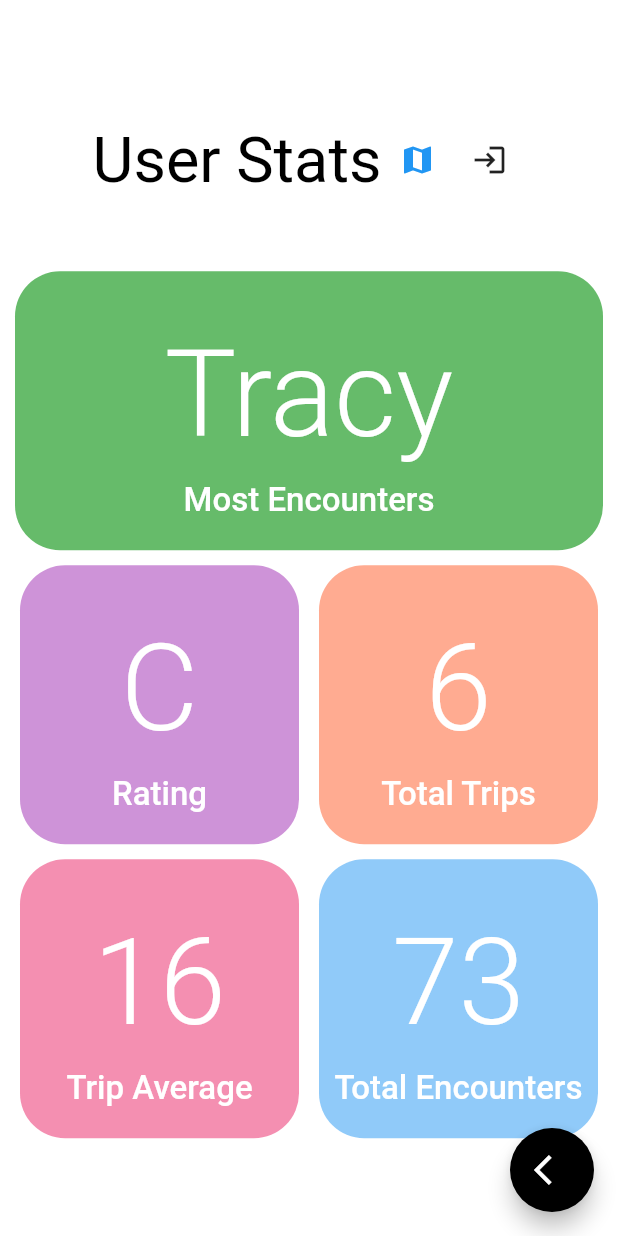
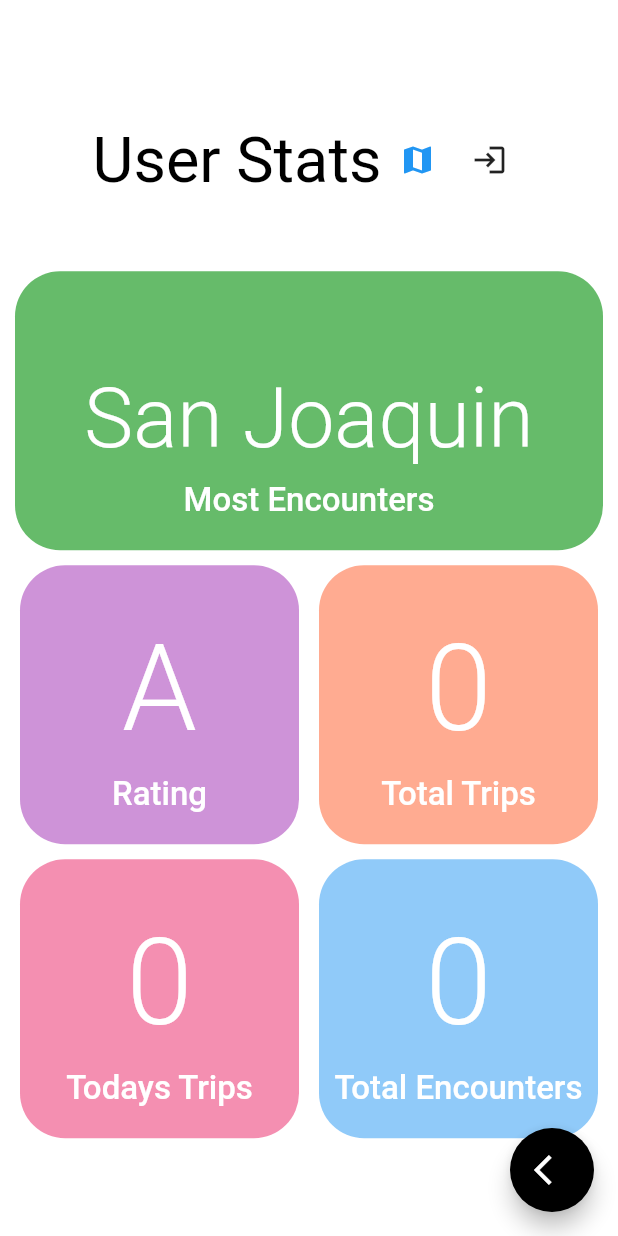
Before and after one commit to HollandPleskac/Covid-Smart-App, a Flutter app: the UserStats screen opened directly, on a phone screen of 412 x 824 dp. Run offline on Flutter 3.47's test engine with Material 2 defaults, Android fonts, the phone set to English and light mode, and no system bars; our stand-ins replace cloud_firestore, firebase_auth, firebase_core, flutter_blue, geolocator, google_maps_flutter and 2 more; missing offline and left inert: geocoder; accounts and stored records are empty.

Commit message:
dynamic data

```diff
--- a/lib/logic/fire.dart
+++ b/lib/logic/fire.dart
@@ -53,6 +53,8 @@ class Fire {
       'trip id':tripId,
       'street': 'street name',
     });
+
+    await _firestore.collection("Trips").doc(tripId).update({"encounters":FieldValue.increment(1)});
   }
 
   Stream<List<Encounter>> streamEncounters(String tripId) {
--- a/lib/screens/tripdata.dart
+++ b/lib/screens/tripdata.dart
@@ -142,10 +142,11 @@ class _TripDataState extends State<TripData> {
                       child: Column(
                         mainAxisAlignment: MainAxisAlignment.end,
                         children: [
-                          Text("Tracy",
+                          Text("San Joaquin",
+                          overflow: TextOverflow.fade,
                               style: TextStyle(
                                   color: Colors.white,
-                                  fontSize: 80,
+                                  fontSize: 55,
                                   fontWeight: FontWeight.w300)),
                           Padding(
                             padding: const EdgeInsets.only(top: 10),
@@ -275,7 +276,7 @@ class _TripDataState extends State<TripData> {
                                     }
                                     else {
                                       return Text(
-                                        "D",
+                                        "A",
                                         style: TextStyle(
                                             color: Colors.white,
                                             fontSize: 80,
--- a/lib/screens/userstats.dart
+++ b/lib/screens/userstats.dart
@@ -1,10 +1,14 @@
 import 'package:covid_smart_app/screens/signin.dart';
+import 'package:cloud_firestore/cloud_firestore.dart';
+import 'package:firebase_auth/firebase_auth.dart';
 import 'package:flutter/material.dart';
 import './all_map.dart';
 import '../logic/auth.dart';
 
 import 'package:covid_smart_app/screens/map.dart';
 
+final FirebaseFirestore _firestore = FirebaseFirestore.instance;
+final FirebaseAuth _firebaseAuth = FirebaseAuth.instance;
 final _auth = Auth();
 
 class UserStats extends StatefulWidget {
@@ -52,7 +56,8 @@ class _UserStatsState extends State<UserStats> {
                   icon: Icon(Icons.login),
                   onPressed: () {
                     _auth.signOut();
-                    Navigator.push(context, MaterialPageRoute(builder: (context) => SignIn()));
+                    Navigator.push(context,
+                        MaterialPageRoute(builder: (context) => SignIn()));
                   }),
             ],
           ),
@@ -73,10 +78,11 @@ class _UserStatsState extends State<UserStats> {
                       child: Column(
                         mainAxisAlignment: MainAxisAlignment.end,
                         children: [
-                          Text("Tracy",
+                          Text("San Joaquin",
+                              overflow: TextOverflow.fade,
                               style: TextStyle(
                                   color: Colors.white,
-                                  fontSize: 80,
+                                  fontSize: 55,
                                   fontWeight: FontWeight.w300)),
                           Padding(
                             padding: const EdgeInsets.only(top: 10),
@@ -111,7 +117,7 @@ class _UserStatsState extends State<UserStats> {
                       child: Column(
                         mainAxisAlignment: MainAxisAlignment.end,
                         children: [
-                          Text("C",
+                          Text("A",
                               style: TextStyle(
                                   color: Colors.white,
                                   fontSize: 80,
@@ -141,18 +147,35 @@ class _UserStatsState extends State<UserStats> {
                       child: Column(
                         mainAxisAlignment: MainAxisAlignment.end,
                         children: [
-                          Text("6",
+                          StreamBuilder(
+                            stream: _firestore
+                                .collection('Trips')
+                                .where('email',
+                                    isEqualTo: _firebaseAuth.currentUser.email)
+                                .snapshots(),
+                            builder: (context, snapshot) {
+                              if (snapshot.connectionState ==
+                                  ConnectionState.waiting) {
+                                return Container();
+                              }
+                              return Text(
+                                snapshot.data.docs.length.toString(),
                                 style: TextStyle(
                                     color: Colors.white,
                                     fontSize: 80,
-                                  fontWeight: FontWeight.w300)),
+                                    fontWeight: FontWeight.w300),
+                              );
+                            },
+                          ),
                           Padding(
                             padding: const EdgeInsets.only(top: 10),
-                            child: Text("Total Trips",
+                            child: Text(
+                              "Total Trips",
                               style: TextStyle(
                                   color: Colors.white,
                                   fontSize: 22,
-                                    fontWeight: FontWeight.w500)),
+                                  fontWeight: FontWeight.w500),
+                            ),
                           ),
                         ],
                       ),
@@ -179,14 +202,27 @@ class _UserStatsState extends State<UserStats> {
                       child: Column(
                         mainAxisAlignment: MainAxisAlignment.end,
                         children: [
-                          Text("16",
+                          StreamBuilder(
+                            stream: _firestore
+                                .collection('Trips')
+                                .where('email',
+                                    isEqualTo: _firebaseAuth.currentUser.email)
+                                .snapshots(),
+                            builder: (context, snapshot) {
+                              if (snapshot.connectionState ==
+                                  ConnectionState.waiting) {
+                                return Container();
+                              }
+                              return Text(snapshot.data.docs.length.toString(),
                                   style: TextStyle(
                                       color: Colors.white,
                                       fontSize: 80,
-                                  fontWeight: FontWeight.w300)),
+                                      fontWeight: FontWeight.w300));
+                            },
+                          ),
                           Padding(
                             padding: const EdgeInsets.only(top: 10),
-                            child: Text("Trip Average",
+                            child: Text("Todays Trips",
                                 style: TextStyle(
                                     color: Colors.white,
                                     fontSize: 22,
@@ -209,11 +245,25 @@ class _UserStatsState extends State<UserStats> {
                       child: Column(
                         mainAxisAlignment: MainAxisAlignment.end,
                         children: [
-                          Text("73",
+                          StreamBuilder(
+                            stream: _firestore
+                                .collection('Logs')
+                                .where('email',
+                                    isEqualTo: _firebaseAuth.currentUser.email)
+                                .snapshots(),
+                            builder: (context, snapshot) {
+                              if (snapshot.connectionState == ConnectionState.waiting) {
+                                return Container();
+                              }
+                              return Text(
+                                snapshot.data.docs.length.toString(),
                                 style: TextStyle(
                                     color: Colors.white,
                                     fontSize: 80,
-                                  fontWeight: FontWeight.w300)),
+                                    fontWeight: FontWeight.w300),
+                              );
+                            },
+                          ),
                           Padding(
                             padding: const EdgeInsets.only(top: 10),
                             child: Text("Total Encounters",
@@ -239,11 +289,13 @@ class _UserStatsState extends State<UserStats> {
         onPressed: () {
           Navigator.push(
             context,
-                              MaterialPageRoute(
-                                  builder: (context) => MapScreen()),
+            MaterialPageRoute(builder: (context) => MapScreen()),
           );
         },
-        child: Icon(Icons.arrow_back_ios,color: Colors.white,),
+        child: Icon(
+          Icons.arrow_back_ios,
+          color: Colors.white,
+        ),
         backgroundColor: Colors.black,
       ),
     );
```
Lines whose indentation alone changed are shown as unchanged.
